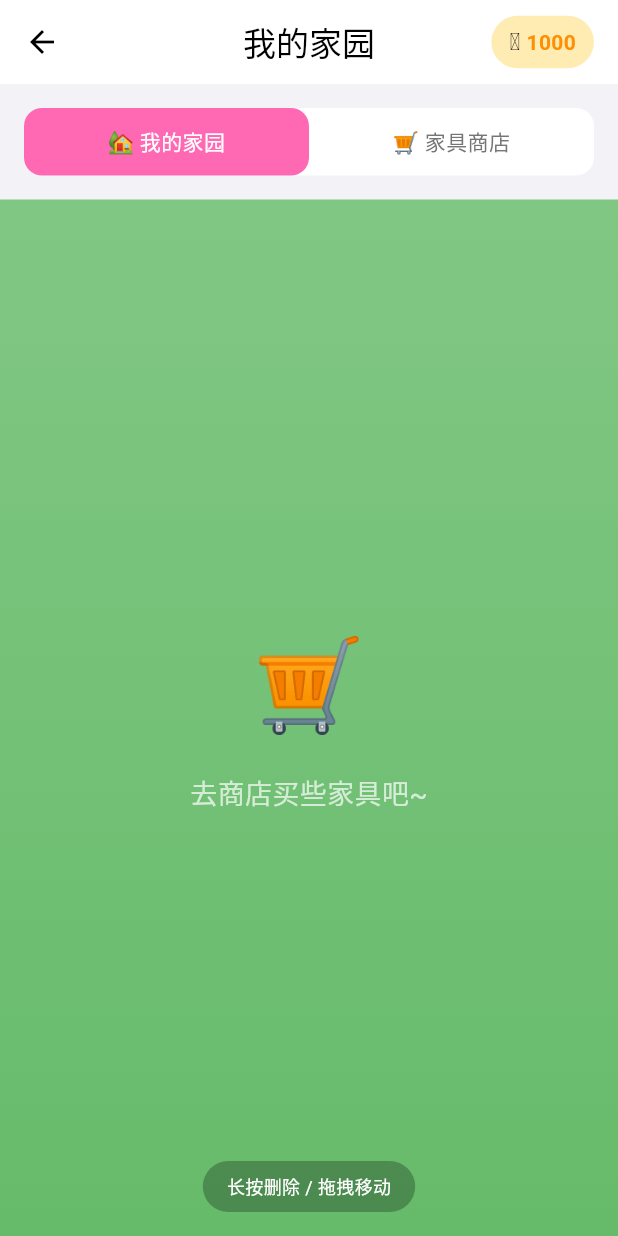
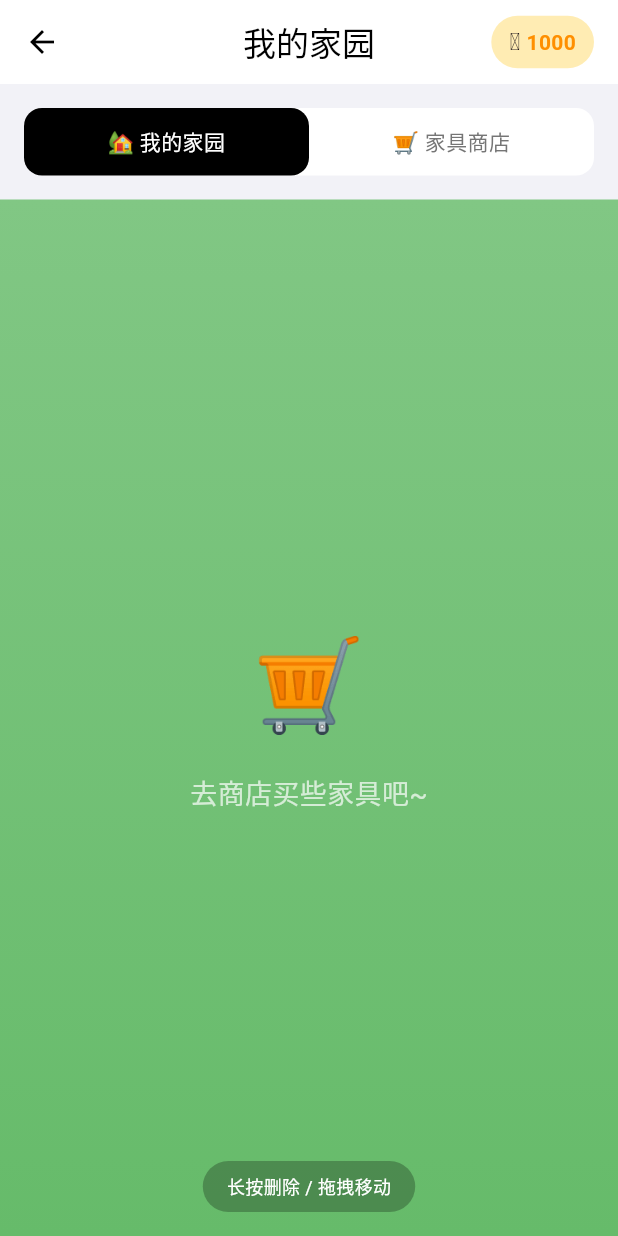
Before and after one commit to Sentheecode/StarPetApp, a Flutter app: the screen it shows after launch, item 5 of the bottom bar chosen, after a tap on "我的家园", on a phone screen of 412 x 824 dp. Run offline on Flutter 3.47's test engine with Material 3 defaults, Android fonts, the phone set to English and light mode, and no system bars; our stand-ins replace sqflite; accounts and stored records are empty; network calls fail; Roboto replaces fonts that are missing (System).

Commit message:
默认主题改为苹果简约，修复图标

```diff
--- a/lib/main.dart
+++ b/lib/main.dart
@@ -52,7 +52,7 @@ class DataManager {
           )
         ''');
         // 初始化用户数据
-        await db.insert('user', {'id': 1, 'nickname': '点击编辑昵称', 'roles': '', 'theme': 0});
+        await db.insert('user', {'id': 1, 'nickname': '点击编辑昵称', 'roles': '', 'theme': 1});
       },
     );
   }
@@ -76,7 +76,7 @@ class DataManager {
         // 加载主题
         final themeFromDb = user['theme'];
         print('=== DB中theme字段: $themeFromDb (类型: ${themeFromDb.runtimeType}) ===');
-        _currentThemeIndex = (themeFromDb as int?) ?? 0;
+        _currentThemeIndex = (themeFromDb as int?) ?? 1;
         _userData['theme'] = _currentThemeIndex;
         print('=== 从数据库加载主题: $_currentThemeIndex ===');
       }
@@ -143,7 +143,7 @@ class DataManager {
   static void addPost(Map<String, dynamic> post) => _postsData.insert(0, post);
 
   // 主题相关
-  static int _currentThemeIndex = 0;
+  static int _currentThemeIndex = 1;
   static int getCurrentTheme() => _currentThemeIndex;
   static Future<void> setTheme(int index) async { _currentThemeIndex = index; await _saveData(); }
 }
@@ -169,7 +169,7 @@ class StarPetApp extends StatefulWidget {
     {'name': '暗黑模式', 'primary': Color(0xFF1C1C1E), 'secondary': Color(0xFF8E8E93), 'background': Color(0xFF000000), 'text': Color(0xFFFFFFFF), 'textSecondary': Color(0xFF8E8E93), 'groundTop': Color(0xFF1C1C1E), 'groundBottom': Color(0xFF2C2C2E), 'skyTop': Color(0xFF000000), 'skyBottom': Color(0xFF1C1C1E)},
   ];
 
-  static int _themeIndex = 0;
+  static int _themeIndex = 1;
   static int get currentThemeIndex => _themeIndex;
   static Color get primaryColor => themes[_themeIndex]['primary'];
   static Color get secondaryColor => themes[_themeIndex]['secondary'];
```
Also changed, not shown: 5 other files.
